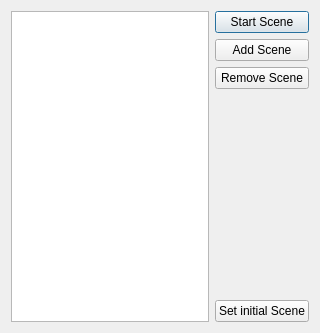
Old version of the form superboucle/scene_manager_ui.ui in the repository zigmhount/SpinTool_zig.
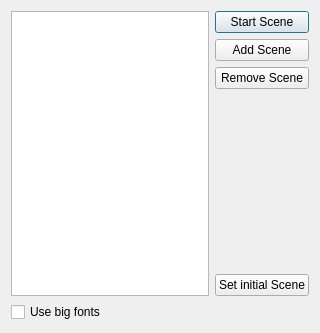
New version of the form. Icons and pictures are not drawn.

What changed in the file:
```diff
--- a/superboucle/scene_manager_ui.ui
+++ b/superboucle/scene_manager_ui.ui
@@ -99,6 +99,13 @@
      </item>
     </layout>
    </item>
+   <item row="1" column="0">
+    <widget class="QCheckBox" name="cBoxBigFonts">
+     <property name="text">
+      <string>Use big fonts</string>
+     </property>
+    </widget>
+   </item>
   </layout>
  </widget>
  <resources>
```
